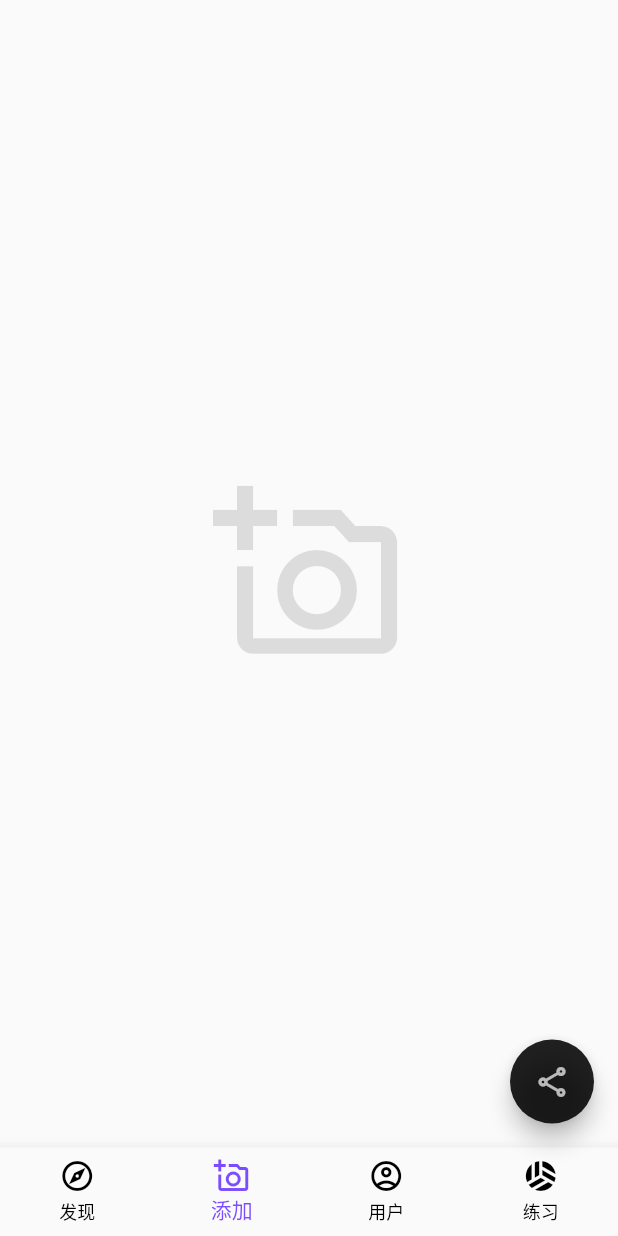
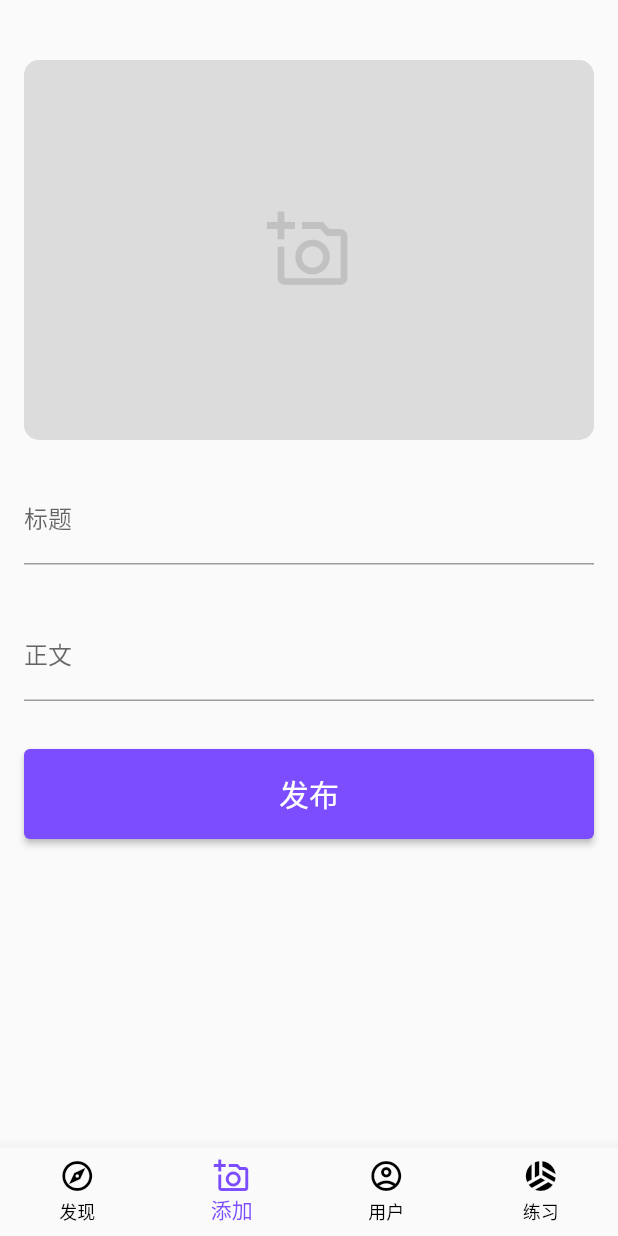
Before and after one commit to qweijiaq/GopherImage-flutter, a Flutter app: the screen it shows after launch, item 2 of the bottom bar chosen, on a phone screen of 412 x 824 dp. Run offline on Flutter 3.47's test engine with Material 2 defaults, Android fonts, the light colour scheme and no system bars; our stand-ins replace file_picker, flutter_dotenv, shared_preferences; network calls fail.

Commit message:
完成内容创建和文件上传

```diff
--- a/lib/app/components/app_home.dart
+++ b/lib/app/components/app_home.dart
@@ -1,13 +1,13 @@
-import 'package:GopherImage/app/components/app_floating_action_button.dart';
-import 'package:GopherImage/app/components/app_page_aside.dart';
-import 'package:GopherImage/app/components/app_page_bottom.dart';
-import 'package:GopherImage/app/components/app_page_header.dart';
-import 'package:GopherImage/app/components/app_page_main.dart';
 import 'package:flutter/material.dart';
+import 'package:provider/provider.dart';
+import '../../post/create/post_create_model.dart';
+import 'app_page_bottom.dart';
+import 'app_page_header.dart';
+import 'app_page_main.dart';
 
 class AppHome extends StatefulWidget {
   @override
-  State<AppHome> createState() => _AppHomeState();
+  _AppHomeState createState() => _AppHomeState();
 }
 
 class _AppHomeState extends State<AppHome> {
@@ -18,7 +18,42 @@ class _AppHomeState extends State<AppHome> {
   bool showAppBar = true;
 
   // 点按底部导航栏事件处理
-  void onTapAppBottomNavigationBarItem(int index) {
+  void onTapAppBottomNavigationBarItem(int index) async {
+    final postCreateModel = context.read<PostCreateModel>();
+
+    final retainDataAlertDialog = AlertDialog(
+      title: Text('是否保留未发布的内容？'),
+      actions: [
+        TextButton(
+          onPressed: () {
+            Navigator.of(context).pop(false);
+          },
+          child: Text('否'),
+        ),
+        TextButton(
+          onPressed: () {
+            Navigator.of(context).pop(true);
+          },
+          child: Text('是'),
+        ),
+      ],
+    );
+
+    if (currentAppBottomNavigationBarItem == 1 && postCreateModel.hasData()) {
+      final retainDataResult = await showDialog(
+        context: context,
+        builder: (context) => retainDataAlertDialog,
+      );
+
+      if (retainDataResult == null) {
+        return;
+      }
+
+      if (!retainDataResult) {
+        postCreateModel.reset();
+      }
+    }
+
     setState(() {
       currentAppBottomNavigationBarItem = index;
       showAppBar = index == 0;
@@ -33,14 +68,14 @@ class _AppHomeState extends State<AppHome> {
         // backgroundColor: Colors.amber,
         appBar: showAppBar ? AppPageHeader() : null,
         body: AppPageMain(
-          currebtIndex: currentAppBottomNavigationBarItem,
+          currentIndex: currentAppBottomNavigationBarItem,
         ),
         bottomNavigationBar: AppPageBottom(
           currentIndex: currentAppBottomNavigationBarItem,
           onTap: onTapAppBottomNavigationBarItem,
         ),
-        floatingActionButton: AppFloatingActionButton(),
-        drawer: AppPageAside(),
+        // floatingActionButton: AppFloatingActionButton(),
+        // drawer: AppPageAside(),
       ),
     );
   }
--- a/lib/app/components/app_page_main.dart
+++ b/lib/app/components/app_page_main.dart
@@ -5,9 +5,9 @@ import 'package:GopherImage/user/profile/user_profile.dart';
 import 'package:flutter/material.dart';
 
 class AppPageMain extends StatelessWidget {
-  final int currebtIndex;
+  final int currentIndex;
 
-  AppPageMain({this.currebtIndex = 0});
+  AppPageMain({this.currentIndex = 0});
 
   // 一组页面主体小部件
   final pageMain = [
@@ -26,6 +26,6 @@ class AppPageMain extends StatelessWidget {
 
   @override
   Widget build(BuildContext context) {
-    return pageMain.elementAt(currebtIndex);
+    return pageMain.elementAt(currentIndex);
   }
 }
--- /dev/null
+++ b/lib/app/exceptions/validate_exception.dart
@@ -0,0 +1,7 @@
+import 'app_exception.dart';
+
+class ValidateException extends AppException {
+  ValidateException([
+    String message = '未通过数据验证。',
+  ]) : super(message);
+}
--- /dev/null
+++ b/lib/post/create/components/post_create_form.dart
@@ -0,0 +1,139 @@
+import 'package:GopherImage/post/create/components/post_create_media.dart';
+import 'package:flutter/material.dart';
+import 'package:provider/provider.dart';
+
+import '../../../app/components/app_button.dart';
+import '../../../app/components/app_text_field.dart';
+import '../../../app/exceptions/app_exception.dart';
+import '../../../app/exceptions/validate_exception.dart';
+import '../post_create_model.dart';
+
+class PostCreateForm extends StatefulWidget {
+  @override
+  _PostCreateFormState createState() => _PostCreateFormState();
+}
+
+class _PostCreateFormState extends State<PostCreateForm> {
+  // 表单 key
+  final formKey = GlobalKey<FormState>();
+
+  // 是否自动验证
+  bool canValidate = true;
+
+  // 文本编辑控制器
+  final titleFieldController = TextEditingController();
+  final contentFieldController = TextEditingController();
+
+  @override
+  void initState() {
+    super.initState();
+
+    final title = context.read<PostCreateModel>().title;
+    final content = context.read<PostCreateModel>().content;
+
+    if (title != null) {
+      titleFieldController.text = title;
+    }
+
+    if (content != null) {
+      contentFieldController.text = content;
+    }
+  }
+
+  @override
+  Widget build(BuildContext context) {
+    final postCreateModel = context.watch<PostCreateModel>();
+
+    // 选择文件后设置标题
+    if (postCreateModel.selectedFile != null && postCreateModel.title == null) {
+      final title = postCreateModel.selectedFile!.name.split('.')[0];
+      titleFieldController.text = title;
+      postCreateModel.setTitle(title);
+    }
+
+    // 标题字段
+    final titleField = AppTextField(
+      labelText: '标题',
+      controller: titleFieldController,
+      enabled: !postCreateModel.loading,
+      canValidate: canValidate,
+      onChanged: (value) {
+        postCreateModel.setTitle(value);
+      },
+    );
+
+    // 正文字段
+    final contentField = AppTextField(
+      labelText: '正文',
+      controller: contentFieldController,
+      enabled: !postCreateModel.loading,
+      canValidate: canValidate,
+      isMultiline: true,
+      onChanged: (value) {
+        postCreateModel.setContent(value);
+      },
+    );
+
+    // 验证
+    validate() {
+      final isValid = formKey.currentState!.validate();
+
+      if (!isValid) {
+        throw ValidateException();
+      }
+    }
+
+    // 重置
+    reset() {
+      setState(() {
+        titleFieldController.text = '';
+        contentFieldController.text = '';
+        canValidate = false;
+        postCreateModel.reset();
+      });
+    }
+
+    // 提交创建内容
+    submitCreatePost() async {
+      try {
+        validate();
+
+        postCreateModel.setLoading(true);
+        final postId = await postCreateModel.createPost();
+        await postCreateModel.createFile(postId: postId);
+
+        ScaffoldMessenger.of(context).showSnackBar(
+          SnackBar(content: Text('内容发布成功！')),
+        );
+
+        reset();
+      } on AppException catch (e) {
+        ScaffoldMessenger.of(context).showSnackBar(
+          SnackBar(content: Text(e.message)),
+        );
+      } finally {
+        postCreateModel.setLoading(false);
+      }
+    }
+
+    // 提交按钮
+    final submitButton = AppButton(
+      text: '发布',
+      onPressed: postCreateModel.loading ? null : submitCreatePost,
+    );
+
+    return Form(
+      key: formKey,
+      child: Column(
+        mainAxisAlignment: MainAxisAlignment.center,
+        crossAxisAlignment: CrossAxisAlignment.start,
+        children: [
+          PostCreateMedia(),
+          titleField,
+          contentField,
+          submitButton,
+        ],
+      ),
+    );
+  }
+}
--- /dev/null
+++ b/lib/post/create/components/post_create_media.dart
@@ -0,0 +1,81 @@
+import 'dart:io';
+
+import 'package:file_picker/file_picker.dart';
+import 'package:provider/provider.dart';
+import 'package:flutter/material.dart';
+
+import '../post_create_model.dart';
+
+class PostCreateMedia extends StatefulWidget {
+  @override
+  _PostCreateMediaState createState() => _PostCreateMediaState();
+}
+
+class _PostCreateMediaState extends State<PostCreateMedia> {
+  @override
+  Widget build(BuildContext context) {
+    final postCreateModel = context.read<PostCreateModel>();
+
+    selectFile() async {
+      FilePickerResult? result = await FilePicker.platform.pickFiles(
+        type: FileType.image,
+      );
+      if (result != null) {
+        postCreateModel.setSelectedFile(result.files.first);
+      }
+    }
+
+    final imagePlaceholder = AspectRatio(
+      aspectRatio: 3 / 2,
+      child: Container(
+        decoration: BoxDecoration(
+          color: Colors.black12,
+          borderRadius: BorderRadius.circular(10),
+        ),
+        child: Icon(
+          Icons.add_a_photo_outlined,
+          size: 56,
+          color: Colors.black12,
+        ),
+      ),
+    );
+
+    final imagePlaceholderMask = Positioned.fill(
+      child: InkWell(
+        borderRadius: BorderRadius.circular(20),
+        splashColor: Colors.deepPurpleAccent.withOpacity(0.3),
+        onTap: postCreateModel.loading ? null : selectFile,
+      ),
+    );
+
+    final selectedImage = postCreateModel.selectedFile != null
+        ? ClipRRect(
+            borderRadius: BorderRadius.circular(10),
+            child: Image.file(
+              File(
+                postCreateModel.selectedFile!.path!,
+              ),
+            ),
+          )
+        : null;
+
+    final indicator = postCreateModel.loading
+        ? CircularProgressIndicator(
+            strokeWidth: 2,
+          )
+        : null;
+
+    return Container(
+      padding: EdgeInsets.symmetric(vertical: 24),
+      child: Stack(
+        alignment: Alignment.center,
+        children: [
+          imagePlaceholder,
+          if (selectedImage != null) selectedImage,
+          imagePlaceholderMask,
+          if (indicator != null) indicator,
+        ],
+      ),
+    );
+  }
+}
--- a/lib/post/create/post_create.dart
+++ b/lib/post/create/post_create.dart
@@ -1,13 +1,16 @@
 import 'package:flutter/material.dart';
+
+import 'components/post_create_form.dart';
 
 class PostCreate extends StatelessWidget {
   @override
   Widget build(BuildContext context) {
-    return Center(
-      child: Icon(
-        Icons.add_a_photo_outlined,
-        size: 128,
-        color: Colors.black12,
+    return SingleChildScrollView(
+      child: Container(
+        padding: EdgeInsets.all(16),
+        child: SafeArea(
+          child: PostCreateForm(),
+        ),
       ),
     );
   }
--- a/pubspec.yaml
+++ b/pubspec.yaml
@@ -39,6 +39,7 @@ dependencies:
   json_annotation: ^4.8.1
   flutter_dotenv: ^5.1.0
   shared_preferences: ^2.2.0
+  file_picker: ^5.3.3
 
 dev_dependencies:
   build_runner: ^2.4.6
```
Also changed, not shown: lib/app/app_service.dart (+22 -1 lines), lib/post/create/post_create_model.dart (added, +84 -0 lines), lib/post/post_provider.dart (+11 -10 lines), pubspec.lock, 2 other files.
